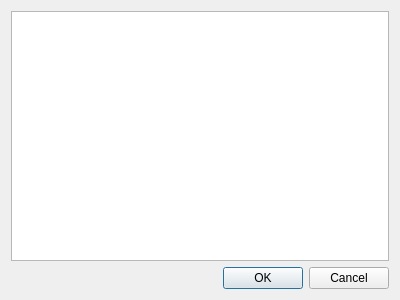
Before: the Qt Designer form setlocation.ui in larsnaesbye/tempus, drawn with Qt 5.
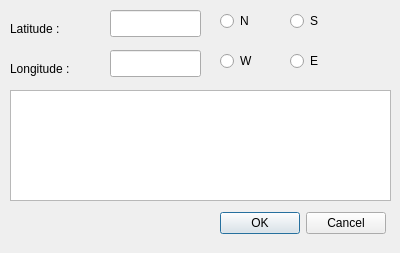
After: the same form once the commit is applied.

Commit message: redesign location box

The edit to the form file:
```diff
--- a/setlocation.ui
+++ b/setlocation.ui
@@ -10,27 +10,136 @@
     <x>0</x>
     <y>0</y>
     <width>400</width>
-    <height>300</height>
+    <height>253</height>
    </rect>
   </property>
   <property name="windowTitle">
    <string>Set Location</string>
   </property>
-  <layout class="QGridLayout" name="gridLayout">
-   <item row="0" column="0">
-    <widget class="QListView" name="listView"/>
-   </item>
-   <item row="1" column="0">
-    <widget class="QDialogButtonBox" name="buttonBox">
-     <property name="orientation">
-      <enum>Qt::Horizontal</enum>
-     </property>
-     <property name="standardButtons">
-      <set>QDialogButtonBox::Cancel|QDialogButtonBox::Ok</set>
-     </property>
-    </widget>
-   </item>
-  </layout>
+  <widget class="QListView" name="listView">
+   <property name="geometry">
+    <rect>
+     <x>10</x>
+     <y>90</y>
+     <width>381</width>
+     <height>111</height>
+    </rect>
+   </property>
+  </widget>
+  <widget class="QDialogButtonBox" name="buttonBox">
+   <property name="geometry">
+    <rect>
+     <x>210</x>
+     <y>210</y>
+     <width>176</width>
+     <height>27</height>
+    </rect>
+   </property>
+   <property name="orientation">
+    <enum>Qt::Horizontal</enum>
+   </property>
+   <property name="standardButtons">
+    <set>QDialogButtonBox::Cancel|QDialogButtonBox::Ok</set>
+   </property>
+  </widget>
+  <widget class="QLineEdit" name="lineEdit">
+   <property name="geometry">
+    <rect>
+     <x>110</x>
+     <y>10</y>
+     <width>91</width>
+     <height>27</height>
+    </rect>
+   </property>
+  </widget>
+  <widget class="QLineEdit" name="lineEdit_2">
+   <property name="geometry">
+    <rect>
+     <x>110</x>
+     <y>50</y>
+     <width>91</width>
+     <height>27</height>
+    </rect>
+   </property>
+  </widget>
+  <widget class="QLabel" name="label">
+   <property name="geometry">
+    <rect>
+     <x>10</x>
+     <y>20</y>
+     <width>67</width>
+     <height>17</height>
+    </rect>
+   </property>
+   <property name="text">
+    <string>Latitude :</string>
+   </property>
+  </widget>
+  <widget class="QLabel" name="label_2">
+   <property name="geometry">
+    <rect>
+     <x>10</x>
+     <y>60</y>
+     <width>81</width>
+     <height>17</height>
+    </rect>
+   </property>
+   <property name="text">
+    <string>Longitude :</string>
+   </property>
+  </widget>
+  <widget class="QRadioButton" name="radioButton">
+   <property name="geometry">
+    <rect>
+     <x>220</x>
+     <y>10</y>
+     <width>41</width>
+     <height>22</height>
+    </rect>
+   </property>
+   <property name="text">
+    <string>N</string>
+   </property>
+  </widget>
+  <widget class="QRadioButton" name="radioButton_2">
+   <property name="geometry">
+    <rect>
+     <x>290</x>
+     <y>10</y>
+     <width>41</width>
+     <height>22</height>
+    </rect>
+   </property>
+   <property name="text">
+    <string>S</string>
+   </property>
+  </widget>
+  <widget class="QRadioButton" name="radioButton_3">
+   <property name="geometry">
+    <rect>
+     <x>290</x>
+     <y>50</y>
+     <width>41</width>
+     <height>22</height>
+    </rect>
+   </property>
+   <property name="text">
+    <string>E</string>
+   </property>
+  </widget>
+  <widget class="QRadioButton" name="radioButton_4">
+   <property name="geometry">
+    <rect>
+     <x>220</x>
+     <y>50</y>
+     <width>41</width>
+     <height>22</height>
+    </rect>
+   </property>
+   <property name="text">
+    <string>W</string>
+   </property>
+  </widget>
  </widget>
  <resources/>
  <connections>
```
The commit also changes 1 other file.
